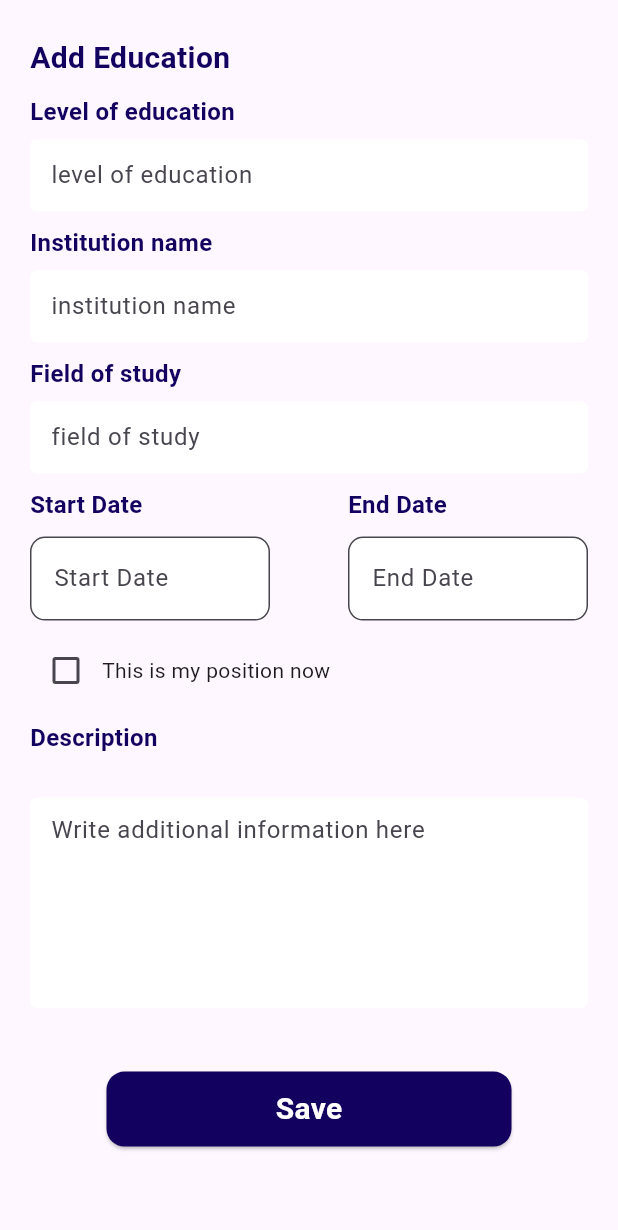
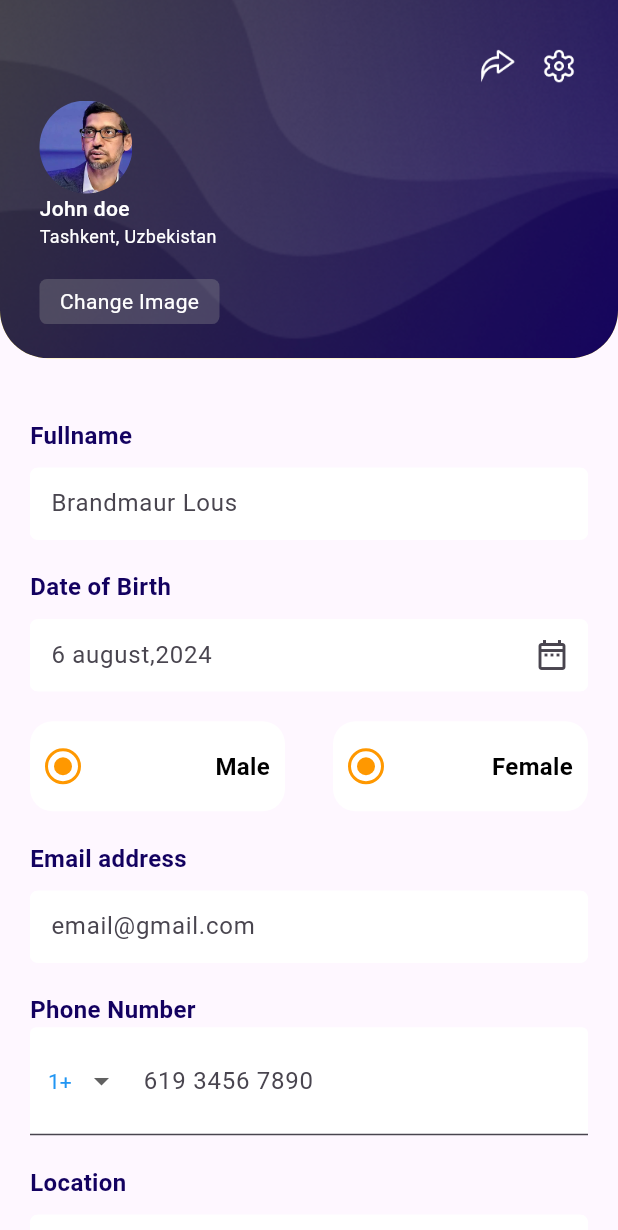
Before and after one commit to muhammaddevuz/aytisoft, a Flutter app: the screen it shows after launch, on a phone screen of 412 x 824 dp. Shown: the top 1230 px of the screen. Run offline on Flutter 3.47's test engine with Material 3 defaults, Android fonts, the phone set to English and light mode, and no system bars; drawn by our look-alikes of zoom_tap_animation; our stand-ins replace bloc, firebase_auth, firebase_core, flutter_bloc, flutter_screenutil, gap and 2 more; missing offline and left inert: svg_flutter; accounts and stored records are empty.

Commit message:
profile screen

```diff
--- a/lib/main.dart
+++ b/lib/main.dart
@@ -1,14 +1,12 @@
-
-import 'package:aytijobs/blocs/skills_bloc/skills_bloc.dart';
-import 'package:aytijobs/ui/screens/profile_screen/add_skills_screen.dart';
 import 'package:aytijobs/logic/blocs/auth/auth_bloc.dart';
 import 'package:aytijobs/data/repositories/auth_user_repository.dart';
 import 'package:aytijobs/logic/cubits/education/education_cubit.dart';
 import 'package:aytijobs/services/auth_firebase_service.dart';
 import 'package:aytijobs/firebase_options.dart';
 import 'package:aytijobs/services/get_it.dart';
-import 'package:aytijobs/ui/screens/profile_screen/education_screen.dart';
-import 'package:aytijobs/ui/screens/splash_screen/splash_screen.dart';
+
+import 'package:aytijobs/ui/screens/profiles_screens/profile_screen.dart';
+
 import 'package:firebase_core/firebase_core.dart';
 
 import 'package:flutter/material.dart';
@@ -43,9 +41,9 @@ class MyApp extends StatelessWidget {
         child: ScreenUtilInit(
           designSize: const Size(360, 690),
           builder: (context, child) {
-            return const MaterialApp(
+            return MaterialApp(
               debugShowCheckedModeBanner: false,
-              home: EducationScreen(),
+              home: ProfileScreen(),
             );
           },
         ),
--- a/lib/ui/screens/profile_screen/education_screen.dart
+++ b/lib/ui/screens/profile_screen/education_screen.dart
@@ -208,6 +208,7 @@ class _EducationScreenState extends State<EducationScreen> {
                                 ),
                               ),
                             ),
+
                     ],
                   ),
                 ),
--- /dev/null
+++ b/lib/ui/screens/profiles_screens/profile_screen.dart
@@ -0,0 +1,238 @@
+// ignore_for_file: prefer_const_constructors
+
+import 'package:aytijobs/ui/screens/profiles_screens/settings_screen.dart';
+import 'package:aytijobs/ui/widgets/custom_radiobutotn_gender.dart';
+import 'package:aytijobs/ui/widgets/education_widgets/start_end_date_widget.dart';
+import 'package:aytijobs/ui/widgets/phone_number_field.dart';
+import 'package:aytijobs/ui/widgets/profile_widgets/all_in_one.dart';
+import 'package:aytijobs/ui/widgets/radio_button.dart';
+import 'package:aytijobs/utils/constant_colors.dart';
+import 'package:aytijobs/utils/extension.dart';
+import 'package:flutter/material.dart';
+import 'package:flutter_screenutil/flutter_screenutil.dart';
+import 'package:gap/gap.dart';
+import 'package:zoom_tap_animation/zoom_tap_animation.dart';
+
+class ProfileScreen extends StatelessWidget {
+  final fullnamecontroller = TextEditingController();
+  final datecontroller = TextEditingController();
+  final gendercontroller = TextEditingController();
+  final emailcontroller = TextEditingController();
+  final phonecontroller = TextEditingController();
+  final locationcontroller = TextEditingController();
+  submit() {}
+  @override
+  Widget build(BuildContext context) {
+    return Scaffold(
+      body: SingleChildScrollView(
+        child: Column(
+          children: [
+            Container(
+              width: double.infinity,
+              height: 200.h,
+              decoration: const BoxDecoration(
+                borderRadius: BorderRadius.only(
+                  bottomLeft: Radius.circular(32),
+                  bottomRight: Radius.circular(32),
+                ),
+                color: Colors.yellow,
+                image: DecorationImage(
+                  image: AssetImage(
+                    'assets/images/account_screen_icons/profile_background.png',
+                  ),
+                  fit: BoxFit.cover,
+                ),
+              ),
+              child: Padding(
+                padding: EdgeInsets.symmetric(vertical: 26.h, horizontal: 23.w),
+                child: Column(
+                  mainAxisAlignment: MainAxisAlignment.spaceBetween,
+                  crossAxisAlignment: CrossAxisAlignment.start,
+                  children: [
+                    Row(
+                      mainAxisAlignment: MainAxisAlignment.end,
+                      children: [
+                        GestureDetector(
+                          onTap: () {},
+                          child: Image.asset(
+                            'assets/images/account_screen_icons/share_icon.png',
+                            height: 26,
+                            width: 26,
+                            color: const Color(0xFFFFFFFF),
+                          ),
+                        ),
+                        15.sW(),
+                        ZoomTapAnimation(
+                          onTap: () {
+                            Navigator.push(
+                              context,
+                              MaterialPageRoute(
+                                builder: (context) {
+                                  return SettingsScreen();
+                                },
+                              ),
+                            );
+                          },
+                          child: Image.asset(
+                            'assets/icons/settings.png',
+                            height: 26,
+                            width: 26,
+                            color: const Color(0xFFFFFFFF),
+                          ),
+                        ),
+                      ],
+                    ),
+                    const SizedBox(height: 10),
+                    ClipOval(
+                      child: Image.asset(
+                        'assets/images/account_screen_icons/profile_avatar_image.png',
+                        width: 62,
+                        height: 62,
+                        fit: BoxFit.cover,
+                      ),
+                    ),
+                    const Text(
+                      'John doe',
+                      style: TextStyle(
+                          fontSize: 14,
+                          fontWeight: FontWeight.w500,
+                          color: Colors.white),
+                    ),
+                    const Text(
+                      'Tashkent, Uzbekistan',
+                      style: TextStyle(
+                        color: Colors.white,
+                        fontSize: 12,
+                        fontWeight: FontWeight.w400,
+                      ),
+                    ),
+                    SizedBox(
+                      height: 20,
+                    ),
+                    Container(
+                      width: 120,
+                      height: 30,
+                      alignment: Alignment.center,
+                      decoration: BoxDecoration(
+                        borderRadius: BorderRadius.circular(5),
+                        color: Colors.grey.withOpacity(0.3),
+                      ),
+                      child: Text(
+                        "Change Image",
+                        style: TextStyle(
+                          color: Colors.white,
+                        ),
+                      ),
+                    ),
+                  ],
+                ),
+              ),
+            ),
+            Padding(
+              padding: const EdgeInsets.all(20.0),
+              child: Column(
+                crossAxisAlignment: CrossAxisAlignment.start,
+                children: [
+                  AllInOne(
+                    controller: fullnamecontroller,
+                    title: 'Fullname',
+                    filledColor: Colors.white,
+                    labelText: 'Brandmaur Lous',
+                    validatorfunc: (value) {
+                      if (value == null || value.isEmpty) {
+                        return 'Please write a your fullname';
+                      }
+                      return null;
+                    },
+                  ),
+                  AllInOne(
+                    sufficon: Icon(Icons.date_range_outlined),
+                    controller: datecontroller,
+                    title: 'Date of Birth',
+                    filledColor: Colors.white,
+                    labelText: '6 august,2024',
+                    validatorfunc: (value) {
+                      if (value == null || value.isEmpty) {
+                        return 'Please write a your date of birth';
+                      }
+                      return null;
+                    },
+                  ),
+                  SizedBox(
+                    height: 20,
+                  ),
+                  Row(
+                    mainAxisAlignment: MainAxisAlignment.spaceBetween,
+                    children: [
+                      CustomRadiobutotnGender(
+                          title: 'Male', isSelected: true, onTap: () {}),
+                      CustomRadiobutotnGender(
+                          title: 'Female', isSelected: true, onTap: () {})
+                    ],
+                  ),
+                  AllInOne(
+                    controller: emailcontroller,
+                    title: 'Email address',
+                    filledColor: Colors.white,
+                    labelText: 'email@gmail.com',
+                    validatorfunc: (value) {
+                      if (value == null || value.isEmpty) {
+                        return 'Please write a your email';
+                      }
+                      return null;
+                    },
+                  ),
+                  SizedBox(
+                    height: 20,
+                  ),
+                  Text(
+                    'Phone Number',
+                    style: TextStyle(
+                      fontWeight: FontWeight.bold,
+                      fontSize: 16,
+                      color: Constantcolors.mainColor,
+                    ),
+                  ),
+                  PhoneNumberField(controller: phonecontroller),
+                  AllInOne(
+                    controller: emailcontroller,
+                    title: 'Location',
+                    filledColor: Colors.white,
+                    labelText: 'California,Uzbekistan',
+                    validatorfunc: (value) {
+                      if (value == null || value.isEmpty) {
+                        return 'Please write a your email';
+                      }
+                      return null;
+                    },
+                  ),
+                  Gap(20),
+                  Center(
+                    child: ZoomTapAnimation(
+                      onTap: submit,
+                      child: Card(
+                        color: Constantcolors.mainColor,
+                        child: Container(
+                          alignment: Alignment.center,
+                          width: 270,
+                          height: 50,
+                          child: const Text(
+                            "Save",
+                            style: TextStyle(
+                                color: Colors.white,
+                                fontWeight: FontWeight.bold,
+                                fontSize: 20),
+                          ),
+                        ),
+                      ),
+                    ),
+                  ),
+                ],
+              ),
+            )
+          ],
+        ),
+      ),
+    );
+  }
+}
--- /dev/null
+++ b/lib/ui/widgets/custom_radiobutotn_gender.dart
@@ -0,0 +1,67 @@
+// ignore_for_file: prefer_const_constructors
+
+import 'package:flutter/material.dart';
+
+class CustomRadiobutotnGender extends StatelessWidget {
+  final String title;
+  final String? subtitle;
+  final bool isSelected;
+  final VoidCallback onTap;
+
+  const CustomRadiobutotnGender({
+    Key? key,
+    required this.title,
+    this.subtitle,
+    required this.isSelected,
+    required this.onTap,
+  }) : super(key: key);
+
+  @override
+  Widget build(BuildContext context) {
+    return Container(
+      padding: EdgeInsets.all(10),
+      width: 170,
+      height: 60,
+      decoration: BoxDecoration(
+        color: Colors.white,
+        borderRadius: BorderRadius.circular(15),
+      ),
+      child: Row(
+        mainAxisAlignment: MainAxisAlignment.spaceBetween,
+        children: [
+          Container(
+            width: 24,
+            height: 24,
+            decoration: BoxDecoration(
+              shape: BoxShape.circle,
+              border: Border.all(
+                color: isSelected ? Colors.orange : Colors.grey,
+                width: 2,
+              ),
+            ),
+            child: isSelected
+                ? Center(
+                    child: Container(
+                      width: 12,
+                      height: 12,
+                      decoration: BoxDecoration(
+                        shape: BoxShape.circle,
+                        color: Colors.orange,
+                      ),
+                    ),
+                  )
+                : null,
+          ),
+          Text(
+            title,
+            style: TextStyle(
+              fontSize: 16,
+              fontWeight: FontWeight.bold,
+              color: Colors.black,
+            ),
+          ),
+        ],
+      ),
+    );
+  }
+}
--- /dev/null
+++ b/lib/ui/widgets/phone_number_field.dart
@@ -0,0 +1,55 @@
+import 'package:flutter/material.dart';
+
+class PhoneNumberField extends StatefulWidget {
+  final TextEditingController controller;
+
+  PhoneNumberField({required this.controller});
+
+  @override
+  _PhoneNumberFieldState createState() => _PhoneNumberFieldState();
+}
+
+class _PhoneNumberFieldState extends State<PhoneNumberField> {
+  String dropdownValue = '1+';
+
+  @override
+  Widget build(BuildContext context) {
+    return TextFormField(
+      controller: widget.controller,
+      keyboardType: TextInputType.phone,
+      decoration: InputDecoration(
+        filled: true,
+        fillColor: Colors.white,
+        labelText: '619 3456 7890',
+        prefixIcon: Padding(
+          padding: const EdgeInsets.all(12.0),
+          child: DropdownButton<String>(
+            value: dropdownValue,
+            icon: const Icon(Icons.arrow_drop_down),
+            iconSize: 24,
+            elevation: 16,
+            style: TextStyle(color: Colors.blue),
+            underline: Container(
+              height: 0,
+              color: Colors.transparent,
+            ),
+            onChanged: (String? newValue) {
+              setState(() {
+                dropdownValue = newValue!;
+              });
+            },
+            items: <String>['1+', '91+', '44+', '33+']
+                .map<DropdownMenuItem<String>>((String value) {
+              return DropdownMenuItem<String>(
+                value: value,
+                child: Text(
+                  value,
+                ),
+              );
+            }).toList(),
+          ),
+        ),
+      ),
+    );
+  }
+}
--- a/lib/ui/widgets/profile_widgets/all_in_one.dart
+++ b/lib/ui/widgets/profile_widgets/all_in_one.dart
@@ -27,6 +27,9 @@ class AllInOne extends StatelessWidget {
     return Column(
       crossAxisAlignment: CrossAxisAlignment.start,
       children: [
+        SizedBox(
+          height: 20,
+        ),
         Text(
           title,
           style: TextStyle(
--- a/lib/ui/widgets/radio_button.dart
+++ b/lib/ui/widgets/radio_button.dart
@@ -69,6 +69,7 @@ class CustomRadioButton extends StatelessWidget {
                     )
                   : null,
             ),
+
           ],
         ),
       ),
```
Also changed, not shown: lib/ui/screens/profiles_screens/password_screen.dart (added, +100 -0 lines), lib/ui/screens/profiles_screens/settings_screen.dart (added, +150 -0 lines), lib/ui/widgets/change_bottom.dart (+111 -0 lines), assets/icons/dark_mode.png (added), assets/icons/logout.png (added), assets/icons/notif.png (added), assets/icons/pass.png (added), assets/icons/settings.png (added).
